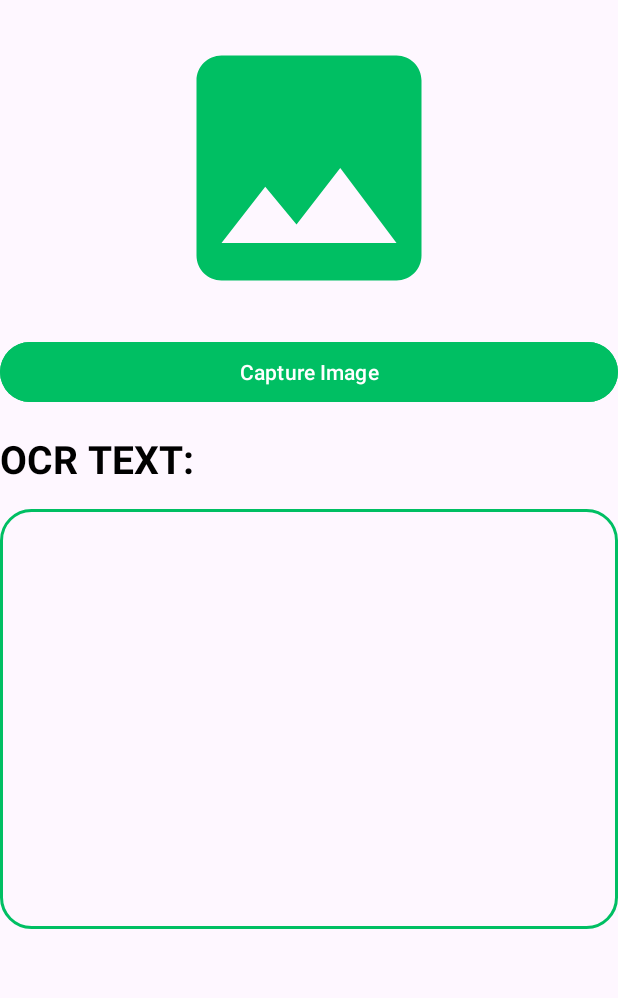
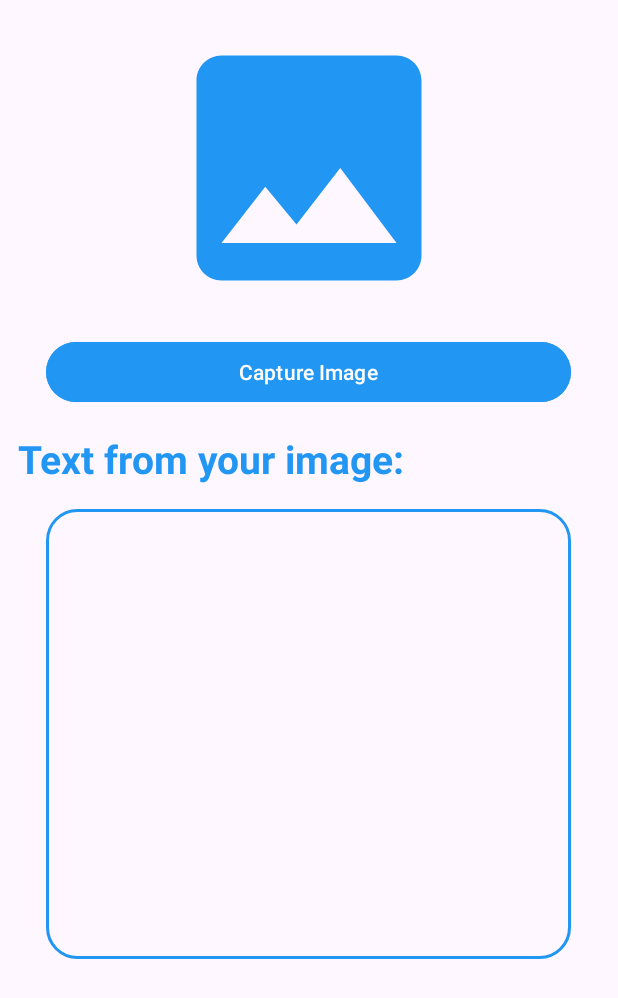
Before and after one commit to cherrychhallani/PhotoParse, an Android app: the screen it shows after launch (MainActivity), on a phone screen of 412 x 824 dp. Shown: the top 998 px of the screen. Run offline under Robolectric (Android 15) with nearby library versions, the phone set to English and light mode, and no system bars; libraries missing offline, so code that uses them is left out: com.google.mlkit.vision.

Commit message:
Changed UI

```diff
--- a/app/src/main/res/drawable/baseline_image_24.xml
+++ b/app/src/main/res/drawable/baseline_image_24.xml
@@ -1,4 +1,4 @@
-<vector xmlns:android="http://schemas.android.com/apk/res/android" android:height="24dp" android:tint="#00BF63" android:viewportHeight="24" android:viewportWidth="24" android:width="24dp">
+<vector xmlns:android="http://schemas.android.com/apk/res/android" android:height="24dp" android:tint="#2196F3" android:viewportHeight="24" android:viewportWidth="24" android:width="24dp">
 
     <path android:fillColor="@android:color/white" android:pathData="M21,19V5c0,-1.1 -0.9,-2 -2,-2H5c-1.1,0 -2,0.9 -2,2v14c0,1.1 0.9,2 2,2h14c1.1,0 2,-0.9 2,-2zM8.5,13.5l2.5,3.01L14.5,12l4.5,6H5l3.5,-4.5z"/>
 
--- a/app/src/main/res/layout/activity_main.xml
+++ b/app/src/main/res/layout/activity_main.xml
@@ -17,36 +17,40 @@
         android:src="@drawable/baseline_image_24"
         android:layout_marginTop="12dp"/>
     <Button
-        android:layout_width="match_parent"
+        android:layout_width="350dp"
         android:layout_height="wrap_content"
         android:id="@+id/captureImgBtn"
         android:text="Capture Image"
         android:backgroundTint="@color/green"
+        android:layout_gravity="center"
         android:layout_marginTop="12dp"/>
+
 
     <TextView
         android:layout_width="wrap_content"
         android:layout_height="wrap_content"
-        android:text="OCR TEXT:"
+        android:text="Text from your image:"
         android:textSize="26sp"
         android:textStyle="bold"
-        android:textColor="@color/black"
+        android:textColor="@color/green"
         android:layout_marginTop="16dp"
+        android:layout_marginLeft="12dp"
         app:layout_constraintBottom_toBottomOf="parent"
         app:layout_constraintEnd_toEndOf="parent"
         app:layout_constraintStart_toStartOf="parent"
         app:layout_constraintTop_toTopOf="parent" />
 
     <TextView
-        android:layout_width="match_parent"
-        android:layout_height="280dp"
+        android:layout_width="350dp"
+        android:layout_height="300dp"
         android:id="@+id/resultText"
         android:text=""
         android:padding="8dp"
         android:background="@drawable/border"
         android:textSize="20sp"
-        android:textColor="@color/black"
+        android:textColor="@color/green"
         android:textAlignment="textStart"
+        android:layout_gravity="center"
         android:layout_marginTop="16dp"
         android:scrollbars="vertical"
         app:layout_constraintBottom_toBottomOf="parent"
@@ -55,11 +59,12 @@
         app:layout_constraintTop_toTopOf="parent" />
 
     <Button
-        android:layout_width="match_parent"
+        android:layout_width="350dp"
         android:layout_height="wrap_content"
         android:id="@+id/copyTextBtn"
         android:visibility="invisible"
         android:text="Copy Text"
         android:backgroundTint="@color/green"
+        android:layout_gravity="center"
         android:layout_marginTop="16dp"/>
 </LinearLayout>
--- a/app/src/main/res/values/colors.xml
+++ b/app/src/main/res/values/colors.xml
@@ -2,5 +2,5 @@
 <resources>
     <color name="black">#FF000000</color>
     <color name="white">#FFFFFFFF</color>
-    <color name="green">#00bf63</color>
+    <color name="green">#2196F3</color>
 </resources>
```
